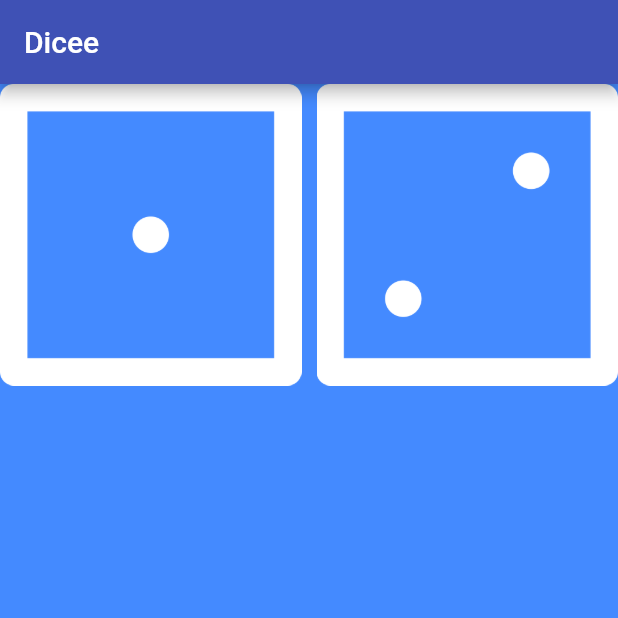
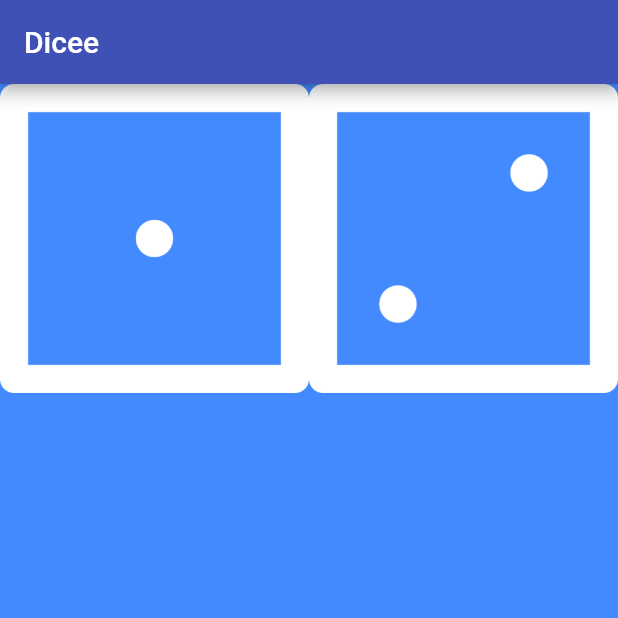
Before and after one commit to itsirajul/dice, a Flutter app: the screen it shows after launch, on a phone screen of 412 x 824 dp, the top half of it. Run offline on Flutter 3.47's test engine with Material 2 defaults, Android fonts, the phone set to English and light mode, and no system bars.

Commit message:
image asset update

```diff
--- a/lib/main.dart
+++ b/lib/main.dart
@@ -21,19 +21,14 @@ class DicePage extends StatelessWidget {
   @override
   Widget build(BuildContext context) {
     return Row(
-      children: [
+      children:  [
         Expanded(
-         child: Image(
-            image: AssetImage('images/dice1.png'),
-          ),
+         child: Image.asset('images/dice1.png'),
         ),
-        SizedBox(
-          width: 10.0,
-        ),
+
+
         Expanded(
-            child: Image(
-              image: AssetImage('images/dice2.png'),
-            ),
+          child: Image.asset('images/dice2.png'),
         ),
       ],
     );
```
